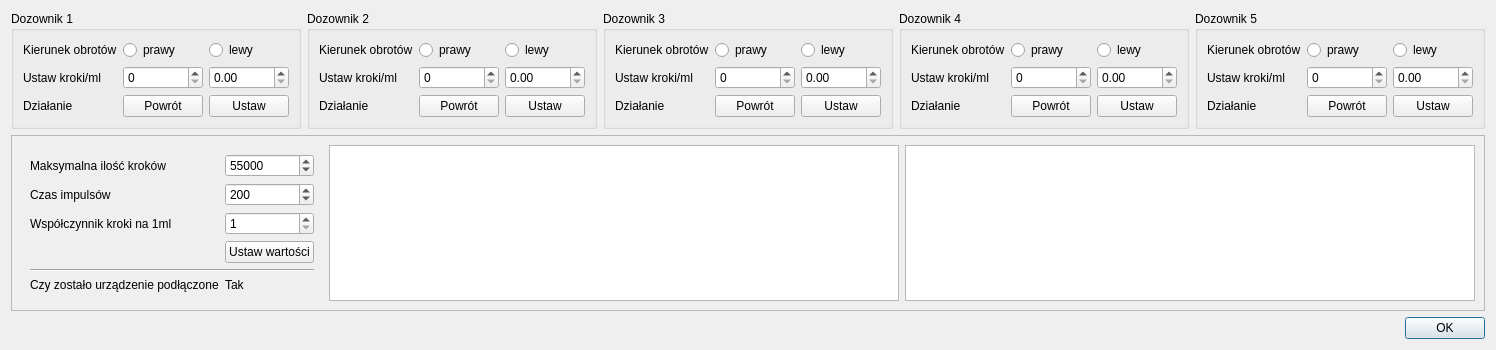
First picture: the form in app/dozowniksettings.ui, repository wiacekmarcin/StanowiskoChemiczne, before the edit.
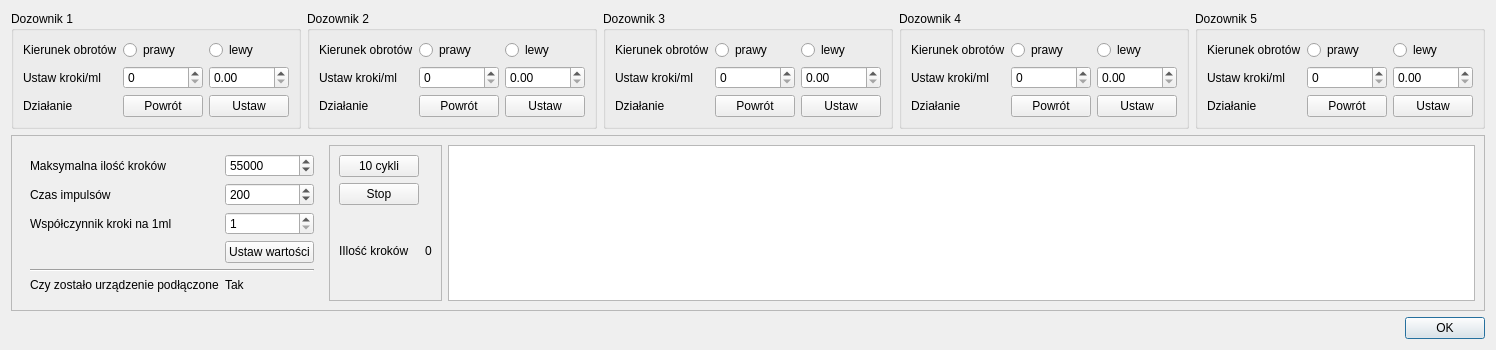
Second picture: the form after the edit.

Diff of the .ui file:
```diff
--- a/app/dozowniksettings.ui
+++ b/app/dozowniksettings.ui
@@ -509,7 +509,44 @@
        </widget>
       </item>
       <item>
-       <widget class="QPlainTextEdit" name="errorTxt"/>
+       <widget class="QFrame" name="frame_2">
+        <property name="frameShape">
+         <enum>QFrame::StyledPanel</enum>
+        </property>
+        <property name="frameShadow">
+         <enum>QFrame::Raised</enum>
+        </property>
+        <layout class="QGridLayout" name="gridLayout_2">
+         <item row="2" column="1">
+          <widget class="QLabel" name="label_6">
+           <property name="text">
+            <string>IIlość kroków</string>
+           </property>
+          </widget>
+         </item>
+         <item row="0" column="1">
+          <widget class="QPushButton" name="pushButton">
+           <property name="text">
+            <string>10 cykli</string>
+           </property>
+          </widget>
+         </item>
+         <item row="2" column="2">
+          <widget class="QLabel" name="rsteps">
+           <property name="text">
+            <string>0</string>
+           </property>
+          </widget>
+         </item>
+         <item row="1" column="1">
+          <widget class="QPushButton" name="pbStopCykle">
+           <property name="text">
+            <string>Stop</string>
+           </property>
+          </widget>
+         </item>
+        </layout>
+       </widget>
       </item>
       <item>
        <widget class="QPlainTextEdit" name="debugText"/>
```
Left out of the diff: 22 changed lines with no effect on the pictures.
